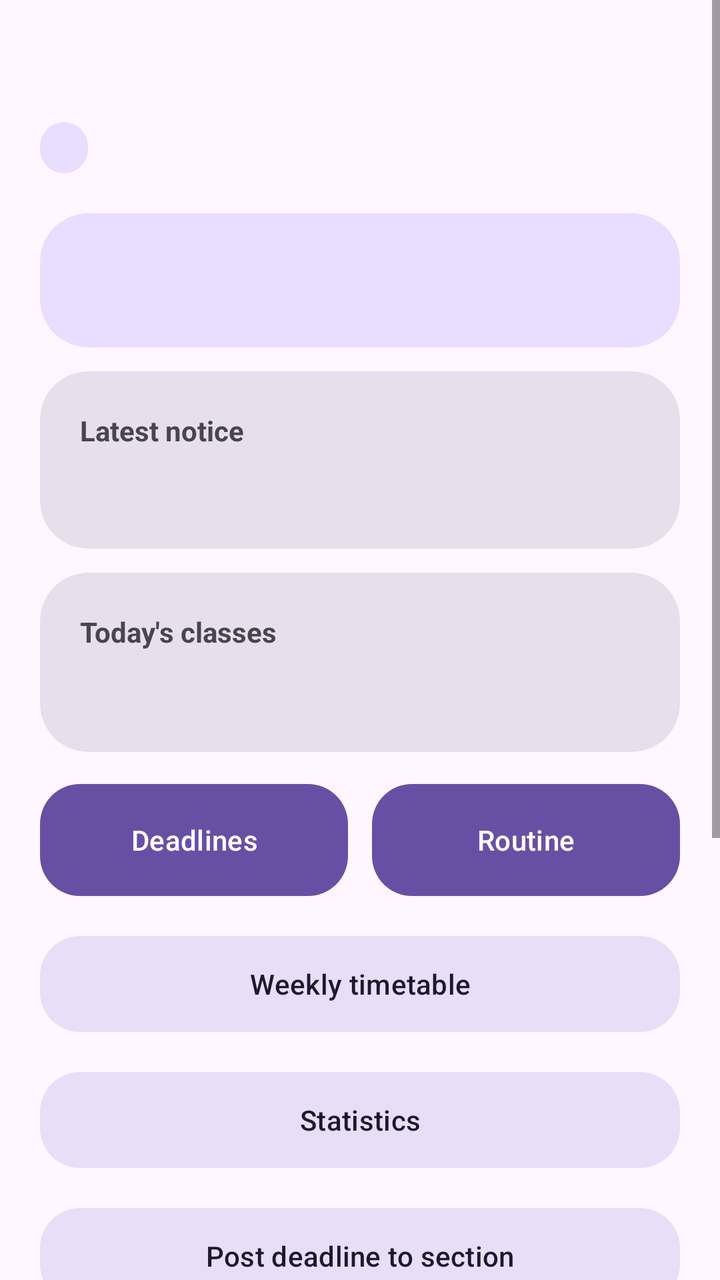
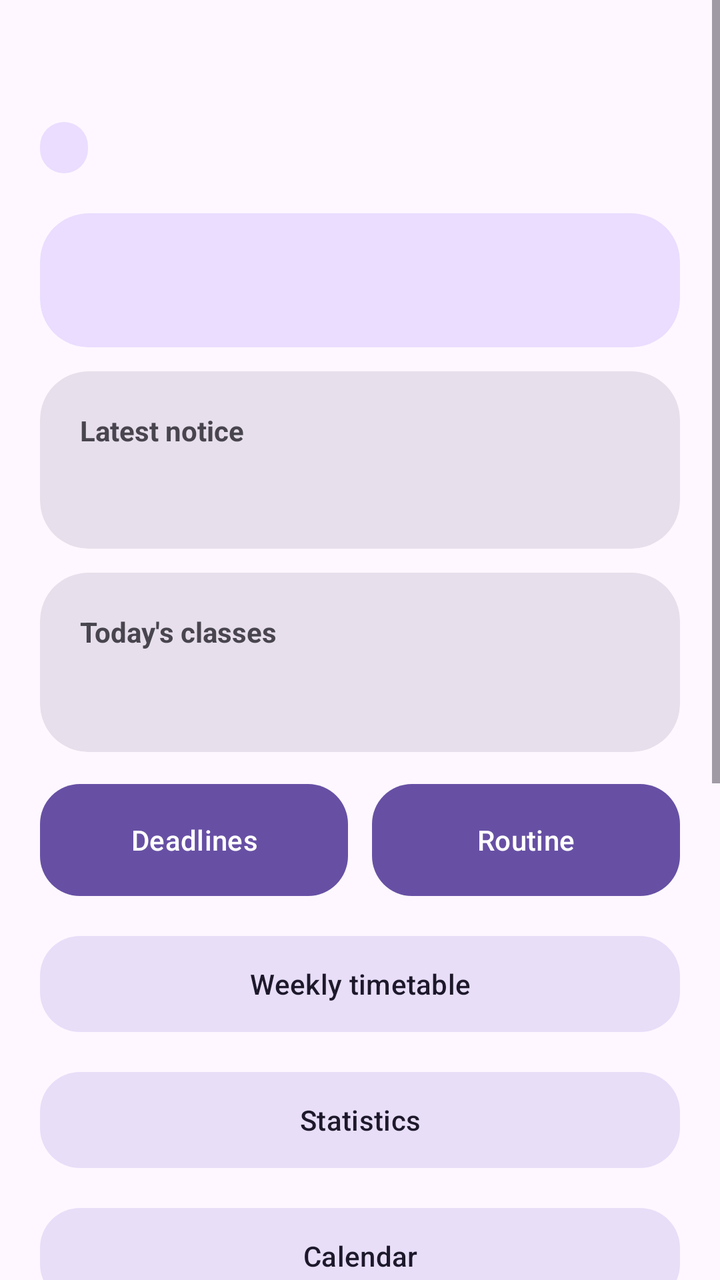

Before-and-after screenshots of an Android layout around one commit, followed by the original layout XML and the change that was made.
<!-- AndroidManifest.xml: application theme Theme.CampusCompanion -->
<!-- res/layout/activity_main.xml -->
<?xml version="1.0" encoding="utf-8"?>
<ScrollView xmlns:android="http://schemas.android.com/apk/res/android"
    xmlns:app="http://schemas.android.com/apk/res-auto"
    android:layout_width="match_parent"
    android:layout_height="match_parent"
    android:fillViewport="true">

    <LinearLayout
        android:layout_width="match_parent"
        android:layout_height="wrap_content"
        android:orientation="vertical"
        android:padding="20dp">

        
        <TextView
            android:id="@+id/tvGreeting"
            android:layout_width="match_parent"
            android:layout_height="wrap_content"
            android:textSize="26sp"
            android:textStyle="bold"
            android:textColor="?attr/colorOnSurface" />

        <TextView
            android:id="@+id/tvSection"
            android:layout_width="wrap_content"
            android:layout_height="wrap_content"
            android:layout_marginTop="6dp"
            android:background="@drawable/bg_chip"
            android:paddingHorizontal="12dp"
            android:paddingVertical="4dp"
            android:textColor="?attr/colorOnPrimaryContainer"
            android:textSize="13sp" />

        
        <com.google.android.material.card.MaterialCardView
            android:layout_width="match_parent"
            android:layout_height="wrap_content"
            android:layout_marginTop="20dp"
            app:cardBackgroundColor="?attr/colorPrimaryContainer"
            app:cardCornerRadius="24dp"
            app:cardElevation="0dp"
            app:strokeWidth="0dp">

            <TextView
                android:id="@+id/tvWeather"
                android:layout_width="match_parent"
                android:layout_height="wrap_content"
                android:padding="20dp"
                android:textColor="?attr/colorOnPrimaryContainer"
                android:textSize="20sp"
                android:lineSpacingExtra="4dp" />
        </com.google.android.material.card.MaterialCardView>
        <com.google.android.material.card.MaterialCardView
            android:id="@+id/cardNotice"
            android:layout_width="match_parent"
            android:layout_height="wrap_content"
            android:layout_marginTop="12dp"
            android:clickable="true"
            android:focusable="true"
            app:cardBackgroundColor="?attr/colorSurfaceVariant"
            app:cardCornerRadius="24dp"
            app:cardElevation="0dp"
            app:strokeWidth="0dp">

            <LinearLayout
                android:layout_width="match_parent"
                android:layout_height="wrap_content"
                android:orientation="vertical"
                android:padding="20dp">

                <TextView
                    android:layout_width="wrap_content"
                    android:layout_height="wrap_content"
                    android:text="Latest notice"
                    android:textColor="?attr/colorOnSurfaceVariant"
                    android:textSize="14sp"
                    android:textStyle="bold" />

                <TextView
                    android:id="@+id/tvNotice"
                    android:layout_width="match_parent"
                    android:layout_height="wrap_content"
                    android:layout_marginTop="8dp"
                    android:textColor="?attr/colorOnSurface"
                    android:textSize="16sp"
                    android:lineSpacingExtra="3dp" />
            </LinearLayout>
        </com.google.android.material.card.MaterialCardView>
        
        <com.google.android.material.card.MaterialCardView
            android:layout_width="match_parent"
            android:layout_height="wrap_content"
            android:layout_marginTop="12dp"
            app:cardBackgroundColor="?attr/colorSurfaceVariant"
            app:cardCornerRadius="24dp"
            app:cardElevation="0dp"
            app:strokeWidth="0dp">

            <LinearLayout
                android:layout_width="match_parent"
                android:layout_height="wrap_content"
                android:orientation="vertical"
                android:padding="20dp">

                <TextView
                    android:layout_width="wrap_content"
                    android:layout_height="wrap_content"
                    android:text="Today's classes"
                    android:textColor="?attr/colorOnSurfaceVariant"
                    android:textSize="14sp"
                    android:textStyle="bold" />

                <TextView
                    android:id="@+id/tvToday"
                    android:layout_width="match_parent"
                    android:layout_height="wrap_content"
                    android:layout_marginTop="8dp"
                    android:textColor="?attr/colorOnSurface"
                    android:textSize="17sp"
                    android:lineSpacingExtra="4dp" />
            </LinearLayout>
        </com.google.android.material.card.MaterialCardView>

        
        <LinearLayout
            android:layout_width="match_parent"
            android:layout_height="wrap_content"
            android:layout_marginTop="12dp"
            android:orientation="horizontal">

            <com.google.android.material.button.MaterialButton
                android:id="@+id/btnDeadlines"
                android:layout_width="0dp"
                android:layout_height="64dp"
                android:layout_marginEnd="6dp"
                android:layout_weight="1"
                android:text="Deadlines"
                app:cornerRadius="20dp" />

            <com.google.android.material.button.MaterialButton
                android:id="@+id/btnRoutine"
                android:layout_width="0dp"
                android:layout_height="64dp"
                android:layout_marginStart="6dp"
                android:layout_weight="1"
                android:text="Routine"
                app:cornerRadius="20dp" />
        </LinearLayout>
        <com.google.android.material.button.MaterialButton
            android:id="@+id/btnTimetable"
            style="@style/Widget.Material3.Button.TonalButton"
            android:layout_width="match_parent"
            android:layout_height="56dp"
            android:layout_marginTop="12dp"
            android:text="Weekly timetable"
            app:cornerRadius="20dp" />
        <com.google.android.material.button.MaterialButton
            android:id="@+id/btnStats"
            style="@style/Widget.Material3.Button.TonalButton"
            android:layout_width="match_parent"
            android:layout_height="56dp"
            android:layout_marginTop="12dp"
            android:text="Statistics"
            app:cornerRadius="20dp" />
        
        <com.google.android.material.button.MaterialButton
            android:id="@+id/btnPost"
            style="@style/Widget.Material3.Button.TonalButton"
            android:layout_width="match_parent"
            android:layout_height="56dp"
            android:layout_marginTop="12dp"
            android:text="Post deadline to section"
            app:cornerRadius="20dp" />

        
        <com.google.android.material.card.MaterialCardView
            android:layout_width="match_parent"
            android:layout_height="wrap_content"
            android:layout_marginTop="16dp"
            app:cardBackgroundColor="?attr/colorSurfaceVariant"
            app:cardCornerRadius="24dp"
            app:cardElevation="0dp"
            app:strokeWidth="0dp">

            <LinearLayout
                android:layout_width="match_parent"
                android:layout_height="wrap_content"
                android:orientation="vertical"
                android:padding="16dp">

                <com.google.android.material.materialswitch.MaterialSwitch
                    android:id="@+id/swTracker"
                    android:layout_width="match_parent"
                    android:layout_height="wrap_content"
                    android:text="Next-deadline tracker"
                    android:textColor="?attr/colorOnSurface" />

                <com.google.android.material.materialswitch.MaterialSwitch
                    android:id="@+id/swDark"
                    android:layout_width="match_parent"
                    android:layout_height="wrap_content"
                    android:text="Dark mode"
                    android:textColor="?attr/colorOnSurface" />

                <com.google.android.material.button.MaterialButton
                    android:id="@+id/btnExactAlarm"
                    style="@style/Widget.Material3.Button.OutlinedButton"
                    android:layout_width="match_parent"
                    android:layout_height="wrap_content"
                    android:layout_marginTop="8dp"
                    android:text="Allow exact reminders" />
            </LinearLayout>
        </com.google.android.material.card.MaterialCardView>

        <TextView
            android:id="@+id/tvProviderCount"
            android:layout_width="match_parent"
            android:layout_height="wrap_content"
            android:layout_marginTop="12dp"
            android:textColor="?attr/colorOnSurfaceVariant"
            android:textSize="13sp" />

        
        <com.google.android.material.button.MaterialButton
            android:id="@+id/btnLogout"
            style="@style/Widget.Material3.Button.OutlinedButton"
            android:layout_width="match_parent"
            android:layout_height="56dp"
            android:layout_marginTop="16dp"
            android:text="Log out"
            android:textColor="?attr/colorError"
            app:cornerRadius="20dp"
            app:strokeColor="?attr/colorError" />
    </LinearLayout>
</ScrollView>
<!-- resources referenced by this layout -->
<resources>
  <!-- drawable bg_chip (drawable) -->
  <?xml version="1.0" encoding="utf-8"?>
  <shape xmlns:android="http://schemas.android.com/apk/res/android"
      android:shape="rectangle">
      <solid android:color="?attr/colorPrimaryContainer" />
      <corners android:radius="50dp" />
  </shape>
  <style name="Theme.CampusCompanion" parent="Base.Theme.CampusCompanion" />
  <style name="Base.Theme.CampusCompanion" parent="Theme.Material3.DayNight.NoActionBar">
          
      </style>
</resources>

<!-- the commit's change to res/layout/activity_main.xml (unified diff, before → after) -->
@@ -162,6 +162,14 @@
             android:layout_marginTop="12dp"
             android:text="Statistics"
             app:cornerRadius="20dp" />
+        <com.google.android.material.button.MaterialButton
+            android:id="@+id/btnCalendar"
+            style="@style/Widget.Material3.Button.TonalButton"
+            android:layout_width="match_parent"
+            android:layout_height="56dp"
+            android:layout_marginTop="12dp"
+            android:text="Calendar"
+            app:cornerRadius="20dp" />
         
         <com.google.android.material.button.MaterialButton
             android:id="@+id/btnPost"
